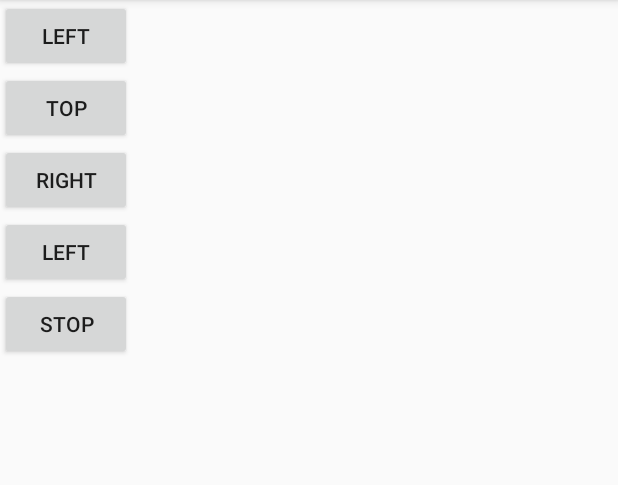
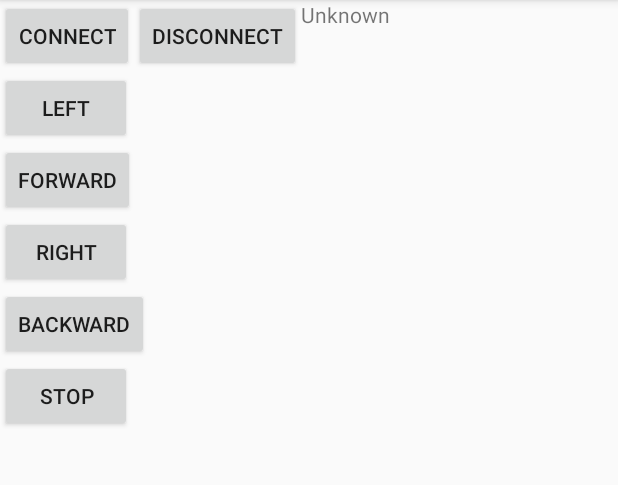
Before and after one commit to wferreira/agencyrobot-android, an Android app: the screen it shows after launch (MainActivity), on a phone screen of 412 x 824 dp, the part 84-569 px from its top. Run offline under Robolectric (Android 15) with nearby library versions, the phone set to English and light mode, and no system bars; our stand-ins replace ButterKnife; libraries missing offline, so code that uses them is left out: com.hoho.android.

Commit message:
connect to Arduino Agency Robot and control driving

```diff
--- a/app/build.gradle
+++ b/app/build.gradle
@@ -38,4 +38,6 @@ dependencies {
 
     implementation 'com.jakewharton:butterknife:10.2.1'
     annotationProcessor 'com.jakewharton:butterknife-compiler:10.2.1'
+
+    implementation 'com.github.mik3y:usb-serial-for-android:v2.2.2'
 }
--- /dev/null
+++ b/app/src/main/java/fr/intact/agencyrobot/service/SerialService.java
@@ -0,0 +1,65 @@
+package fr.intact.agencyrobot.service;
+
+import android.app.Activity;
+import android.app.PendingIntent;
+import android.content.Context;
+import android.content.Intent;
+import android.hardware.usb.UsbDeviceConnection;
+import android.hardware.usb.UsbManager;
+
+import com.hoho.android.usbserial.driver.UsbSerialDriver;
+import com.hoho.android.usbserial.driver.UsbSerialPort;
+import com.hoho.android.usbserial.driver.UsbSerialProber;
+
+import java.io.IOException;
+import java.util.List;
+
+import fr.intact.agencyrobot.BuildConfig;
+
+public class SerialService {
+
+    static final String INTENT_ACTION_GRANT_USB = BuildConfig.APPLICATION_ID + ".GRANT_USB";
+    private static final int WRITE_WAIT_MILLIS = 2000;
+
+    private Activity activity;
+
+    private UsbSerialPort port;
+
+    public SerialService(Activity activity){
+        this.activity = activity;
+
+    }
+
+    public boolean connect() throws IOException {
+        // Find all available drivers from attached devices.
+        UsbManager manager = (UsbManager) activity.getSystemService(Context.USB_SERVICE);
+        List<UsbSerialDriver> availableDrivers = UsbSerialProber.getDefaultProber().findAllDrivers(manager);
+        if (availableDrivers.isEmpty()) {
+            return false;
+        }
+
+        // Open a connection to the first available driver.
+        UsbSerialDriver driver = availableDrivers.get(0);
+        UsbDeviceConnection connection = manager.openDevice(driver.getDevice());
+        if (connection == null) {
+
+            PendingIntent usbPermissionIntent = PendingIntent.getBroadcast(activity, 0, new Intent(INTENT_ACTION_GRANT_USB), 0);
+            manager.requestPermission(driver.getDevice(), usbPermissionIntent);
+            return false;
+        }
+
+        port = driver.getPorts().get(0); // Most devices have just one port (port 0)
+        port.open(connection);
+        port.setParameters(9600, 8, UsbSerialPort.STOPBITS_1, UsbSerialPort.PARITY_NONE);
+
+        return true;
+    }
+
+    public void write(String command) throws IOException {
+        port.write(command.getBytes(), WRITE_WAIT_MILLIS);
+    }
+
+    public void disconnect() throws IOException {
+        port.close();
+    }
+}
--- a/app/src/main/res/layout/activity_main.xml
+++ b/app/src/main/res/layout/activity_main.xml
@@ -7,18 +7,43 @@
     tools:context=".MainActivity">
 
     <Button
+        android:id="@+id/connect"
+        android:layout_width="wrap_content"
+        android:layout_height="wrap_content"
+        android:text="Connect"
+        app:layout_constraintLeft_toLeftOf="parent"
+        app:layout_constraintTop_toTopOf="parent" />
+
+    <Button
+        android:id="@+id/disconnect"
+        android:layout_width="wrap_content"
+        android:layout_height="wrap_content"
+        android:text="Disconnect"
+        app:layout_constraintLeft_toRightOf="@id/connect"
+        app:layout_constraintTop_toTopOf="parent" />
+
+    <TextView
+        android:id="@+id/connection_status"
+        android:layout_width="wrap_content"
+        android:layout_height="wrap_content"
+        android:text="Unknown"
+        app:layout_constraintLeft_toRightOf="@id/disconnect"
+        app:layout_constraintTop_toTopOf="parent"></TextView>
+
+
+    <Button
         android:id="@+id/left_arrow"
         android:layout_width="wrap_content"
         android:layout_height="wrap_content"
         android:text="Left"
         app:layout_constraintLeft_toLeftOf="parent"
-        app:layout_constraintTop_toTopOf="parent" />
+        app:layout_constraintTop_toBottomOf="@id/connect" />
 
     <Button
         android:id="@+id/top_arrow"
         android:layout_width="wrap_content"
         android:layout_height="wrap_content"
-        android:text="Top"
+        android:text="Forward"
         app:layout_constraintLeft_toLeftOf="parent"
         app:layout_constraintTop_toBottomOf="@+id/left_arrow" />
 
@@ -34,7 +59,7 @@
         android:id="@+id/bottom_arrow"
         android:layout_width="wrap_content"
         android:layout_height="wrap_content"
-        android:text="Left"
+        android:text="Backward"
         app:layout_constraintLeft_toLeftOf="parent"
         app:layout_constraintTop_toBottomOf="@+id/right_arrow" />
 
--- a/build.gradle
+++ b/build.gradle
@@ -20,6 +20,7 @@ allprojects {
     repositories {
         google()
         jcenter()
+        maven { url 'https://jitpack.io' }
 
     }
 }
```
Also changed, not shown: app/src/main/java/fr/intact/agencyrobot/MainActivity.java (+64 -7 lines).
